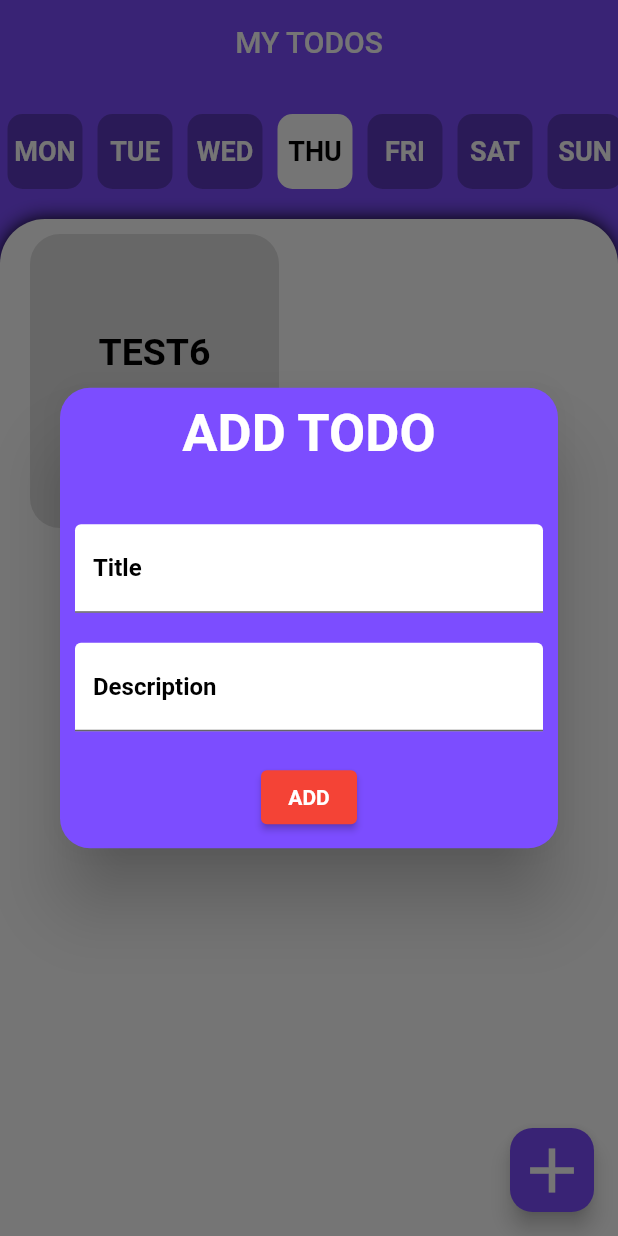
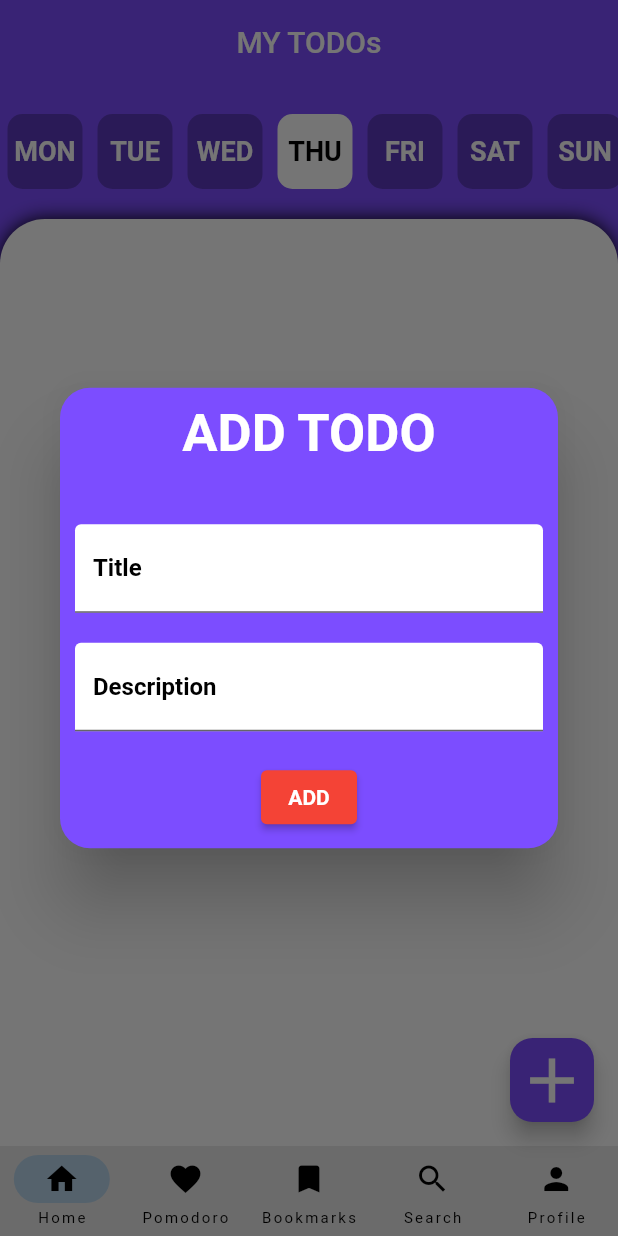
Before and after one commit to cLausx0/JMND-Labs, a Flutter app: the screen it shows after launch, after a tap on the "add" icon, on a phone screen of 412 x 824 dp. Run offline on Flutter 3.47's test engine with Material 2 defaults, Android fonts, the phone set to English and light mode, and no system bars.

Commit message:
Entendendo o codigo

```diff
--- a/lib/pages/home.dart
+++ b/lib/pages/home.dart
@@ -17,21 +17,23 @@ class _HomePageState extends State<HomePage> {
   List<String> dayDependentTodos = [];
 
   List<String> todoInformation = [
+    //É para ficar vazias as tasks
     "MON,TEST1,TEST1",
     "WED,TEST2,TEST2",
     "SUN,TEST3,TEST3",
     "WED,TEST4,TEST4",
-    "FRI,TEST5,TEST5",
-    "THU,TEST6,TEST6",
-    "MON,TEST7,TEST7",
-    "TUE,TEST8,TEST8",
-    "TUE,TEST9,TEST9",
-    "TUE,TEST10,TEST10",
+    // "FRI,TEST5,TEST5",
+    // "THU,TEST6,TEST6",
+    // "MON,TEST7,TEST7",
+    // "TUE,TEST8,TEST8",
+    // "TUE,TEST9,TEST9",
+    // "TUE,TEST10,TEST10",
   ];
 
   String weekday = "";
 
   void showInSnackBar(String value) {
+    // Achamos que é o texto de add vazio
     ScaffoldMessenger.of(context).showSnackBar(SnackBar(
         content: Text(
       value,
@@ -40,7 +42,18 @@ class _HomePageState extends State<HomePage> {
     )));
   }
 
+  void updateList() {
+    //Att a lista de tarefas
+    dayDependentTodos.clear();
+    for (int i = 0; i < todoInformation.length; i++) {
+      if (todoInformation[i].split(",")[0] == weekday) {
+        dayDependentTodos.add(todoInformation[i]);
+      }
+    }
+  }
+
   void changeWeekday(String newDay) {
+    // Muda o dia
     setState(() {
       weekday = newDay;
     });
@@ -49,26 +62,19 @@ class _HomePageState extends State<HomePage> {
     updateList();
   }
 
-  void updateList() {
-    dayDependentTodos.clear();
-    for (int i = 0; i < todoInformation.length; i++) {
-      if (todoInformation[i].split(",")[0] == weekday) {
-        dayDependentTodos.add(todoInformation[i]);
-      }
-    }
-  }
-
   @override
   Widget build(BuildContext context) {
     return Scaffold(
+      //Barra com título
       backgroundColor: Colors.deepPurpleAccent,
       appBar: AppBar(
         centerTitle: true,
         backgroundColor: Colors.deepPurpleAccent,
         elevation: 0.0,
-        title: const Text("MY TODOS"),
+        title: const Text("MY TODOs"),
       ),
       body: Column(
+        //Lista dos dias da semana
         children: [
           const SizedBox(
             height: 20,
@@ -80,6 +86,7 @@ class _HomePageState extends State<HomePage> {
             height: 20,
           ),
           Expanded(
+            //Ao clickar num dia da semana
             child: Container(
               width: double.infinity,
               decoration: const BoxDecoration(
@@ -96,20 +103,24 @@ class _HomePageState extends State<HomePage> {
         ],
       ),
       floatingActionButton: FloatingActionButton(
+        //Botão adicionar atividade
         onPressed: () {
           showDialog(
               context: context,
               builder: (context) {
                 return TodoInformationPopup(
+                  //Puxa o arquivo todo_Information_popup.dart
                   titleController: titleController,
                   descriptionController: descriptionController,
                 );
               }).then((value) {
             setState(() {
-              if (descriptionController.text == "" ||
+              if (descriptionController.text ==
+                      "" || //Se nem titulo nem descrição estão vazios
                   titleController.text == "") {
                 showInSnackBar("Title or description can't be empty!");
               } else {
+                //Se não, adiciona a task
                 todoInformation.add(
                     "$weekday,${titleController.text},${descriptionController.text}");
                 updateList();
@@ -128,6 +139,31 @@ class _HomePageState extends State<HomePage> {
           size: 50,
         ),
       ),
+      bottomNavigationBar: NavigationBar(
+        height: 60,
+        destinations: [
+          NavigationDestination(
+            icon: const Icon(Icons.home),
+            label: 'Home',
+          ),
+          NavigationDestination(
+            icon: const Icon(Icons.favorite),
+            label: 'Pomodoro',
+          ),
+          NavigationDestination(
+            icon: const Icon(Icons.bookmark),
+            label: 'Bookmarks',
+          ),
+          NavigationDestination(
+            icon: const Icon(Icons.search),
+            label: 'Search',
+          ),
+          NavigationDestination(
+            icon: const Icon(Icons.person),
+            label: 'Profile',
+          ),
+        ],
+      ),
     );
   }
 }
--- a/lib/todo_information_popup.dart
+++ b/lib/todo_information_popup.dart
@@ -14,11 +14,13 @@ class TodoInformationPopup extends StatefulWidget {
   _TodoInformationPopupState createState() => _TodoInformationPopupState();
 }
 
+// Este é o código do POPUP de adicionar
+
 class _TodoInformationPopupState extends State<TodoInformationPopup> {
   @override
   Widget build(BuildContext context) {
     return Dialog(
-      backgroundColor: Colors.deepPurpleAccent,
+      backgroundColor: Color.fromARGB(255, 53, 190, 71),
       shape: RoundedRectangleBorder(borderRadius: BorderRadius.circular(20)),
       elevation: 20,
       child: SingleChildScrollView(
```
